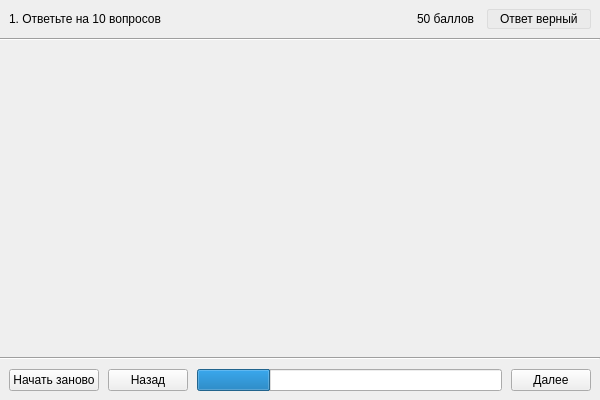
bukhmastov/fpsp, file mainwindow.ui: the form before one commit.
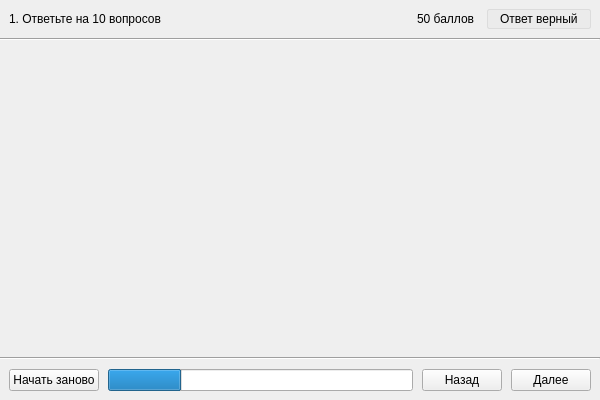
The form after the commit.

Patch:
```diff
--- a/mainwindow.ui
+++ b/mainwindow.ui
@@ -238,28 +238,6 @@
           </property>
          </widget>
         </item>
-        <item>
-         <widget class="QPushButton" name="backButton">
-          <property name="cursor">
-           <cursorShape>PointingHandCursor</cursorShape>
-          </property>
-          <property name="styleSheet">
-           <string notr="true">font: 8pt &quot;MS Shell Dlg 2&quot;;</string>
-          </property>
-          <property name="text">
-           <string>Назад</string>
-          </property>
-          <property name="autoDefault">
-           <bool>false</bool>
-          </property>
-          <property name="default">
-           <bool>false</bool>
-          </property>
-          <property name="flat">
-           <bool>false</bool>
-          </property>
-         </widget>
-        </item>
         <item>
          <widget class="QProgressBar" name="progressBar">
           <property name="value">
@@ -279,6 +257,28 @@
           </property>
          </widget>
         </item>
+        <item>
+         <widget class="QPushButton" name="backButton">
+          <property name="cursor">
+           <cursorShape>PointingHandCursor</cursorShape>
+          </property>
+          <property name="styleSheet">
+           <string notr="true">font: 8pt &quot;MS Shell Dlg 2&quot;;</string>
+          </property>
+          <property name="text">
+           <string>Назад</string>
+          </property>
+          <property name="autoDefault">
+           <bool>false</bool>
+          </property>
+          <property name="default">
+           <bool>false</bool>
+          </property>
+          <property name="flat">
+           <bool>false</bool>
+          </property>
+         </widget>
+        </item>
         <item>
          <widget class="QPushButton" name="nextButton">
           <property name="cursor">
```
